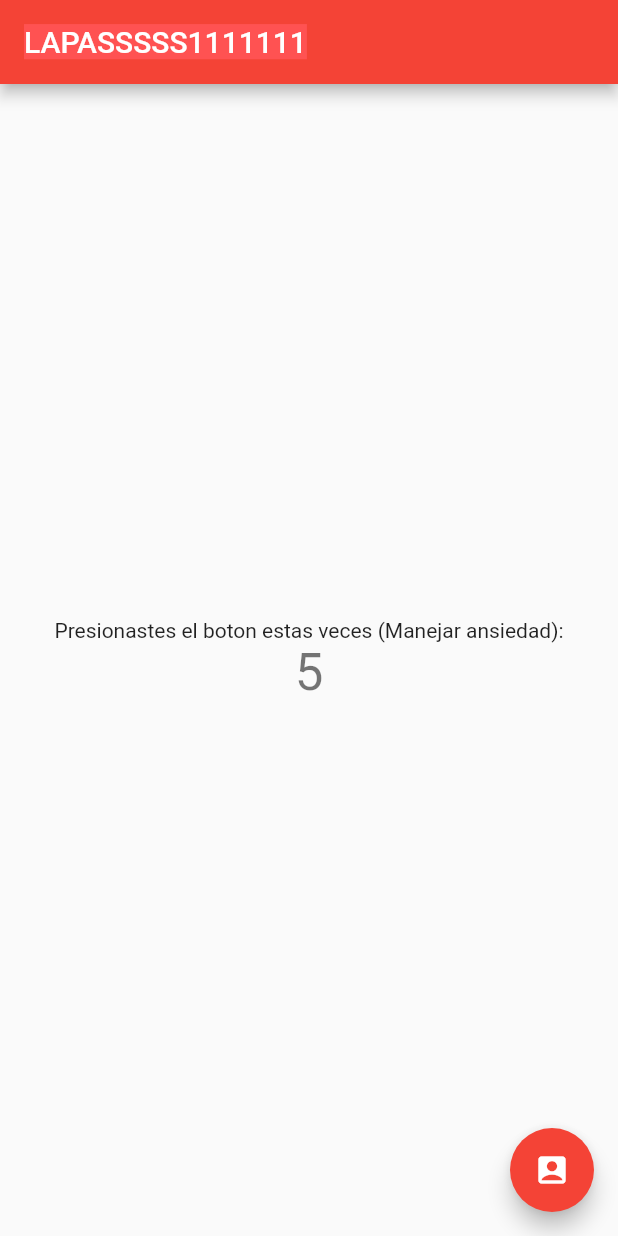
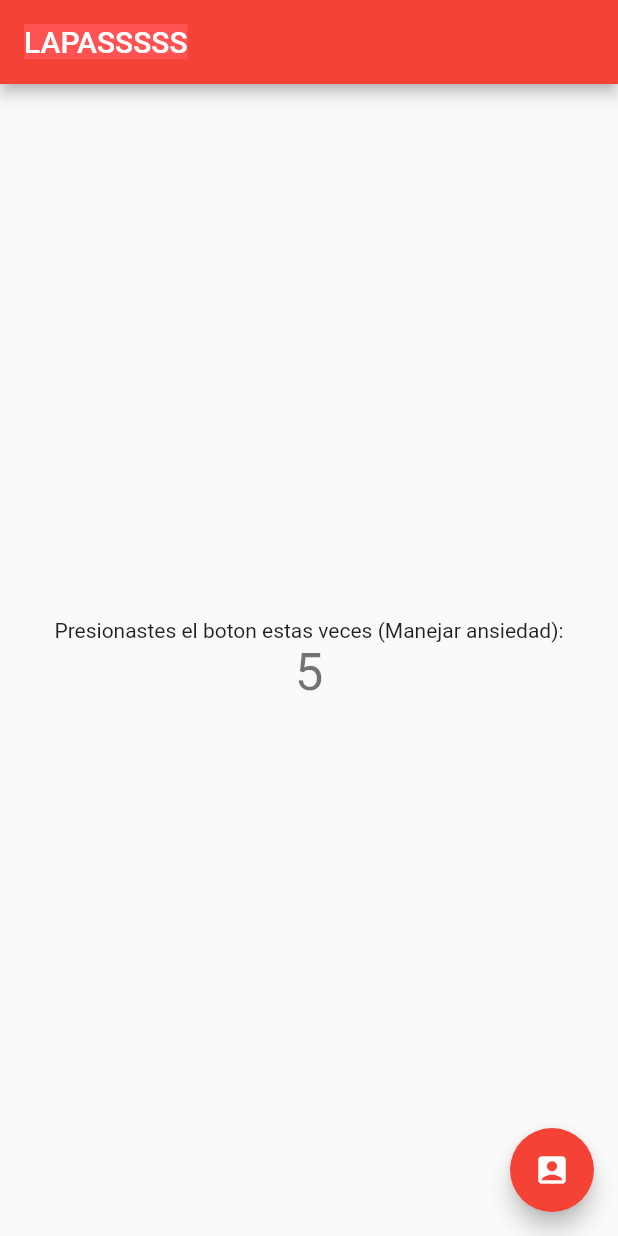
Before and after one commit to gjr17/contador, a Flutter app: the screen it shows after launch, on a phone screen of 412 x 824 dp. Run offline on Flutter 3.47's test engine with Material 2 defaults, Android fonts, the phone set to English and light mode, and no system bars.

Commit message:
se cambio el nombre a la app

```diff
--- a/lib/main.dart
+++ b/lib/main.dart
@@ -24,7 +24,7 @@ class MyApp extends StatelessWidget {
           // Notice that the counter didn't reset back to zero; the application
           // is not restarted.
           primarySwatch: Colors.red),
-      home: const MyHomePage(title: 'LAPASSSSS1111111'),
+      home: const MyHomePage(title: 'LAPASSSSS'),
     );
   }
 }
```
